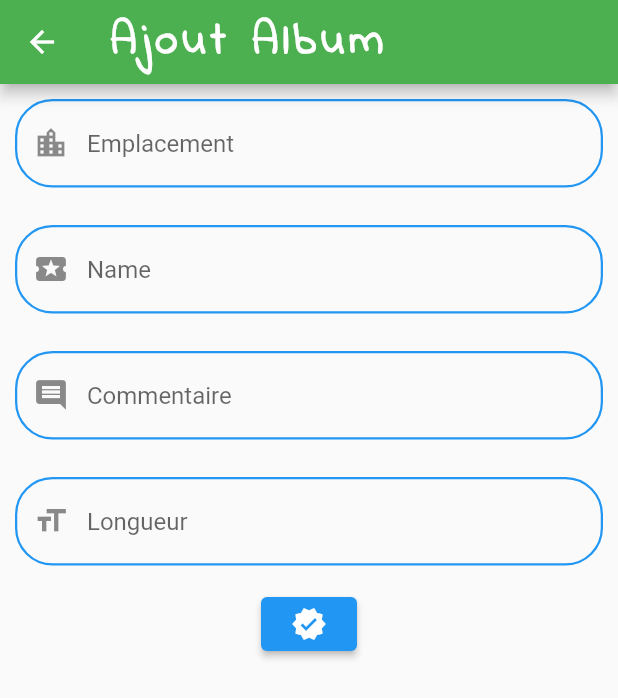
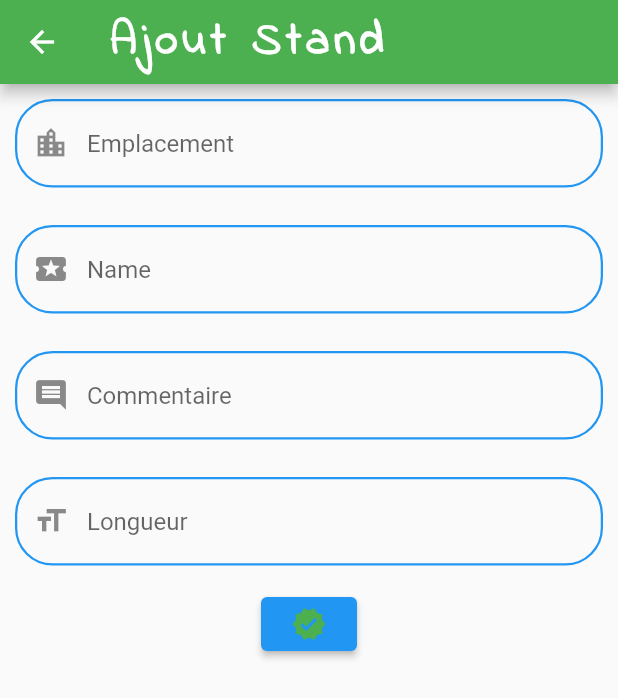
Before and after one commit to mamad67M/Brocante_ultime, a Flutter app: the AddStandForm screen opened by its route, on a phone screen of 412 x 824 dp. Shown: the top 698 px of the screen. Run offline on Flutter 3.47's test engine with Material 2 defaults, Android fonts, the phone set to English and light mode, and no system bars; our stand-ins replace flutter_secure_storage, image_picker; accounts and stored records are empty.

Commit message:
user gestion

```diff
--- a/lib/screen/AddStandForm.dart
+++ b/lib/screen/AddStandForm.dart
@@ -42,7 +42,7 @@ class _AddStandFormState extends State<AddStandForm> {
         'comment' : comment,
         'longueur' : longueur,
         'zoneid' : zero,
-        'brocanteid' : zero
+        'brocanteurid' : zero
       });
       var response = await http.post(uri,
           body: body);
@@ -157,7 +157,7 @@ class _AddStandFormState extends State<AddStandForm> {
     return Scaffold(
         appBar: AppBar(
           backgroundColor: Colors.green,
-            title: Text(editmode?'Modifier':'Ajout Album',
+            title: Text(editmode?'Modifier':'Ajout Stand',
           style: TextStyle(
               fontSize: 30,
               fontWeight: FontWeight.bold,
@@ -203,7 +203,7 @@ class _AddStandFormState extends State<AddStandForm> {
                  }
 
             },
-                child: Icon(Icons.verified)
+                child: Icon(Icons.verified, color: Colors.green)
 
             ),
           ],
--- a/lib/screen/stand_screen.dart
+++ b/lib/screen/stand_screen.dart
@@ -69,7 +69,7 @@ class _StandState extends State<Stand> {
                         child: Icon(Icons.edit),
                         onTap: (){
                           print('Button Edit User Clicked');
-                          Navigator.pushNamed(context,'/addstand');
+                          Navigator.pushNamed(context,'/add_stand');
                         },
                       ),
                       title: Text(list[index]['name']==null?'...':list[index]['name']),
@@ -90,7 +90,7 @@ class _StandState extends State<Stand> {
           floatingActionButton: FloatingActionButton(
             child: Icon(Icons.add),
             backgroundColor: Colors.green,
-            onPressed: (){   Navigator.pushNamed(context, '/addstand');},
+            onPressed: (){   Navigator.pushNamed(context, '/add_stand');},
           ),
 
         )
--- a/lib/screen/start_screen.dart
+++ b/lib/screen/start_screen.dart
@@ -48,10 +48,10 @@ class _StartScreenState extends State<StartScreen> {
                         ),
                       ),
                       Divider(
-                        height: 40.0,
+                        height: 20.0,
                         color: Colors.lightGreenAccent,
                       ),
-                      SizedBox(height: 10.0),
+                      SizedBox(height: 35.0),
 
                       CircleAvatar(
                         backgroundColor: Colors.white,
--- a/lib/widgets/DrawerSideBar.dart
+++ b/lib/widgets/DrawerSideBar.dart
@@ -29,14 +29,10 @@ class _DrawerSideBarState extends State<DrawerSideBar> {
           visible: widget.isVisible,
           child:CustomListTile(Icons.place, 'Stands',
                () => {Navigator.pushNamed(context, '/stands')})),
-          CustomListTile(Icons.place, 'Stands',
-                  () => {Navigator.pushNamed(context, '/stands')}),
           CustomListTile(Icons.picture_in_picture, 'Galerie',
                  () => {Navigator.pushNamed(context, '/galerie')}),
           CustomListTile(Icons.event, 'Evenements',
                   () => {Navigator.pushNamed(context, '/evenement')}),
-          CustomListTile(Icons.add, 'Ajout Stand',
-                  () => {Navigator.pushNamed(context, '/add_stand')}),
           CustomListTile(Icons.home_repair_service, 'Service',
                   () => {Navigator.pushNamed(context, '/service')}),
           CustomListTile(Icons.person, 'Login',
```
Also changed, not shown: lib/screen/login_screen.dart (+8 -2 lines), 2 other files.
